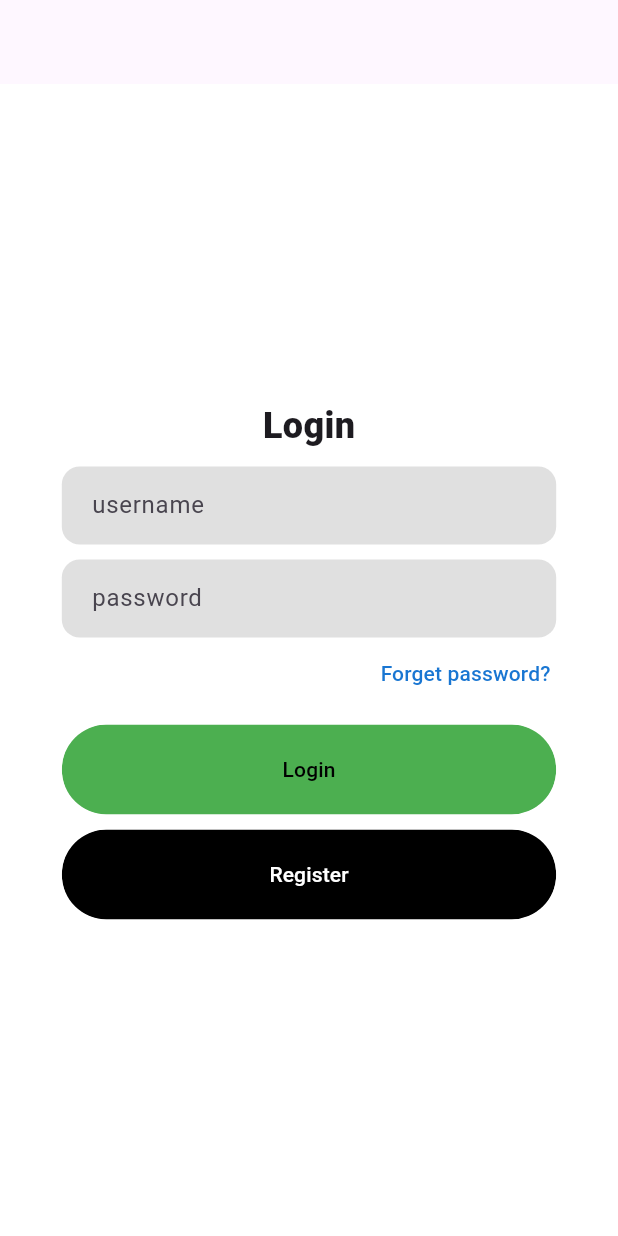
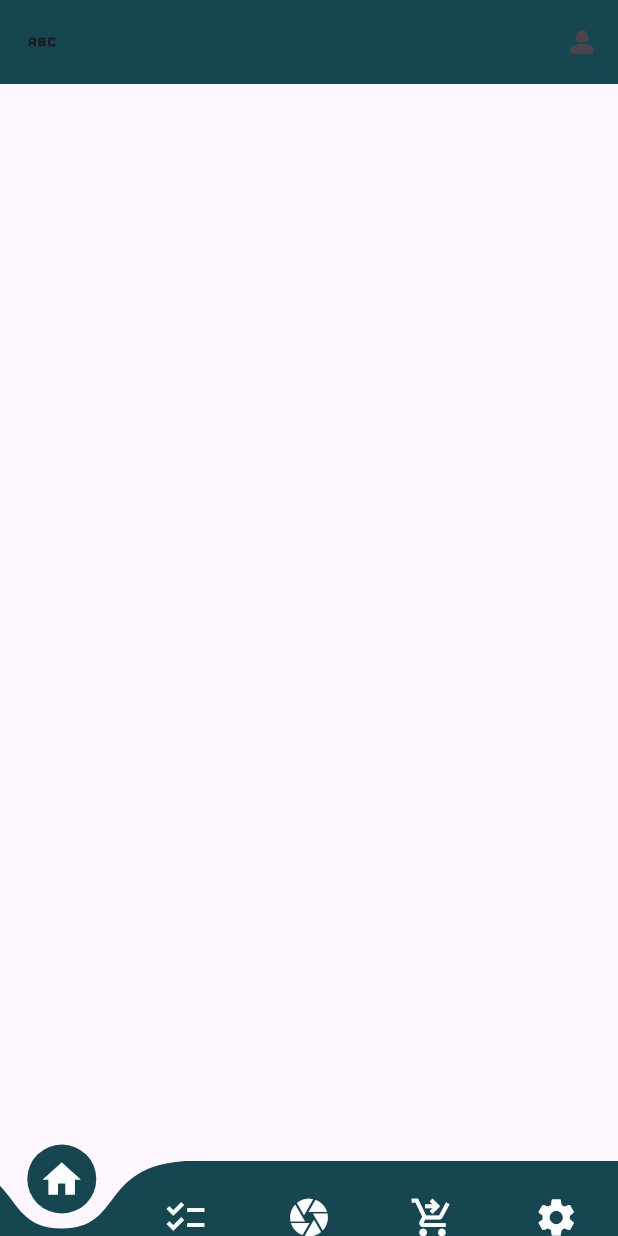
Before and after one commit to kavi20011211/WE_86, a Flutter app: the screen it shows after launch, after a tap on "Login", on a phone screen of 412 x 824 dp. Run offline on Flutter 3.47's test engine with Material 3 defaults, Android fonts, the phone set to English and light mode, and no system bars; drawn by our look-alikes of curved_navigation_bar; Roboto replaces fonts that are missing (Days one).

Commit message:
Updates of the repo.

```diff
--- /dev/null
+++ b/lib/controller_screen.dart
@@ -0,0 +1,71 @@
+import 'package:curved_navigation_bar/curved_navigation_bar.dart';
+import 'package:flutter/material.dart';
+import 'package:shade_style/screens/add_to_cart.dart';
+import 'package:shade_style/screens/camera_screen.dart';
+import 'package:shade_style/screens/todo_list.dart';
+
+class ControllerScreen extends StatefulWidget {
+  const ControllerScreen({super.key});
+
+  @override
+  State<ControllerScreen> createState() => _ControllerScreenState();
+}
+
+class _ControllerScreenState extends State<ControllerScreen> {
+  var _selectedIndex = 0;
+  @override
+  Widget build(BuildContext context) {
+    return Scaffold(
+      appBar: AppBar(actions: [
+        IconButton(onPressed: (){
+          Navigator.pushNamed(context, '/profile_screen');
+        }, icon:const Icon(Icons.person_2_rounded) )
+      ],
+      leading:const Icon(Icons.abc),
+      backgroundColor: const Color(0xFF164650),
+      ),
+
+
+      body:_selectedIndex==3? const AddtoCartScreen():_selectedIndex == 1? const TodoListScreen():_selectedIndex ==2? const CameraScreen():null,
+
+
+      bottomNavigationBar: CurvedNavigationBar(
+        backgroundColor: Colors.transparent,
+        onTap: (index) {
+          setState(() {
+                _selectedIndex = index;
+              });
+        },
+        height: 50,
+        color:const Color(0xFF164650),
+        items:const [
+          Icon(
+            Icons.home,
+            size: 30,
+            color: Colors.white,
+          ),
+          Icon(
+            Icons.checklist,
+            size: 30,
+            color: Colors.white,
+          ),
+          Icon(
+            Icons.camera,
+            size: 30,
+            color: Colors.white,
+          ),
+          Icon(
+            Icons.shopping_cart_checkout,
+            size: 30,
+            color: Colors.white,
+          ),
+          Icon(
+            Icons.settings,
+            size: 30,
+            color: Colors.white,
+          )
+        ],
+      ),
+    );
+  }
+}
--- a/lib/main.dart
+++ b/lib/main.dart
@@ -1,7 +1,7 @@
 import 'package:flutter/material.dart';
-import 'package:shade_style/screens/address_screen.dart';
+import 'package:shade_style/controller_screen.dart';
 import 'package:shade_style/screens/login_screen.dart';
-import 'package:shade_style/screens/password_screen.dart';
+import 'package:shade_style/screens/profile_page.dart';
 import 'package:shade_style/screens/register_screen.dart';
 // import 'package:shade_style/screens/splash_screen.dart';
 
@@ -21,8 +21,8 @@ class MyApp extends StatelessWidget {
         // '/': (context) => const SplashScreen(),
         '/':(context) => const LoginScreen(),
         '/register':(context) => const RegisterScreen(),
-        '/address_screen':(context) => const AddressScreen(),
-        '/password_setting_screen':(context) => const PasswordScreen(),
+        '/controller_screeen':(context) => const ControllerScreen(),
+        '/profile_screen':(context) => const ProfileScreen()
       },
     );
   }
--- a/lib/screens/login_screen.dart
+++ b/lib/screens/login_screen.dart
@@ -9,7 +9,10 @@ class LoginScreen extends StatelessWidget {
   @override
   Widget build(BuildContext context) {
     return Scaffold(
-      appBar: AppBar(),
+      appBar: AppBar(
+        backgroundColor: const Color(0xFF164650),
+        leading: const Icon(Icons.abc),
+      ),
       backgroundColor: Colors.white,
       body: Container(
         height: MediaQuery.of(context).size.height,
@@ -55,15 +58,17 @@ class LoginScreen extends StatelessWidget {
 
 
        RoundedButton(child: TextButton(
-        onPressed: (){},
-        style: ButtonStyle(
-          padding:const MaterialStatePropertyAll(
+        onPressed: (){
+          Navigator.pushNamed(context, '/controller_screeen');
+        },
+        style:const ButtonStyle(
+          padding: MaterialStatePropertyAll(
             EdgeInsets.symmetric(vertical: 20,horizontal: 20),
           ),
           backgroundColor: MaterialStatePropertyAll(
-            Colors.green.shade500
+            Color(0xFFE6940F)
           ),
-          foregroundColor:const MaterialStatePropertyAll(
+          foregroundColor: MaterialStatePropertyAll(
             Colors.black
           )
         ),
@@ -78,7 +83,7 @@ class LoginScreen extends StatelessWidget {
             EdgeInsets.symmetric(vertical: 20,horizontal: 20),
           ),
           backgroundColor: MaterialStatePropertyAll(
-            Colors.black
+             Color(0xFF164650)
           ),
           foregroundColor: MaterialStatePropertyAll(
             Colors.white
--- a/pubspec.yaml
+++ b/pubspec.yaml
@@ -35,6 +35,7 @@ dependencies:
   # The following adds the Cupertino Icons font to your application.
   # Use with the CupertinoIcons class for iOS style icons.
   cupertino_icons: ^1.0.2
+  curved_navigation_bar: ^1.0.3
 
 dev_dependencies:
   flutter_test:
@@ -59,8 +60,8 @@ flutter:
   uses-material-design: true
 
   # To add assets to your application, add an assets section, like this:
-assets:
-  - images/
+  assets:
+    - images/
   #   - images/a_dot_ham.jpeg
 
   # An image asset can refer to one or more resolution-specific "variants", see
```
Also changed, not shown: lib/screens/add_to_cart.dart (added, +57 -0 lines), lib/screens/address_screen.dart (deleted, +0 -93 lines), lib/screens/camera_screen.dart (added, +83 -0 lines), lib/screens/password_screen.dart (deleted, +0 -80 lines), lib/screens/profile_page.dart (added, +54 -0 lines), lib/screens/register_screen.dart (+54 -9 lines), lib/screens/todo_list.dart (added, +46 -0 lines), images/imageforcamera.jpg (added), pubspec.lock.
